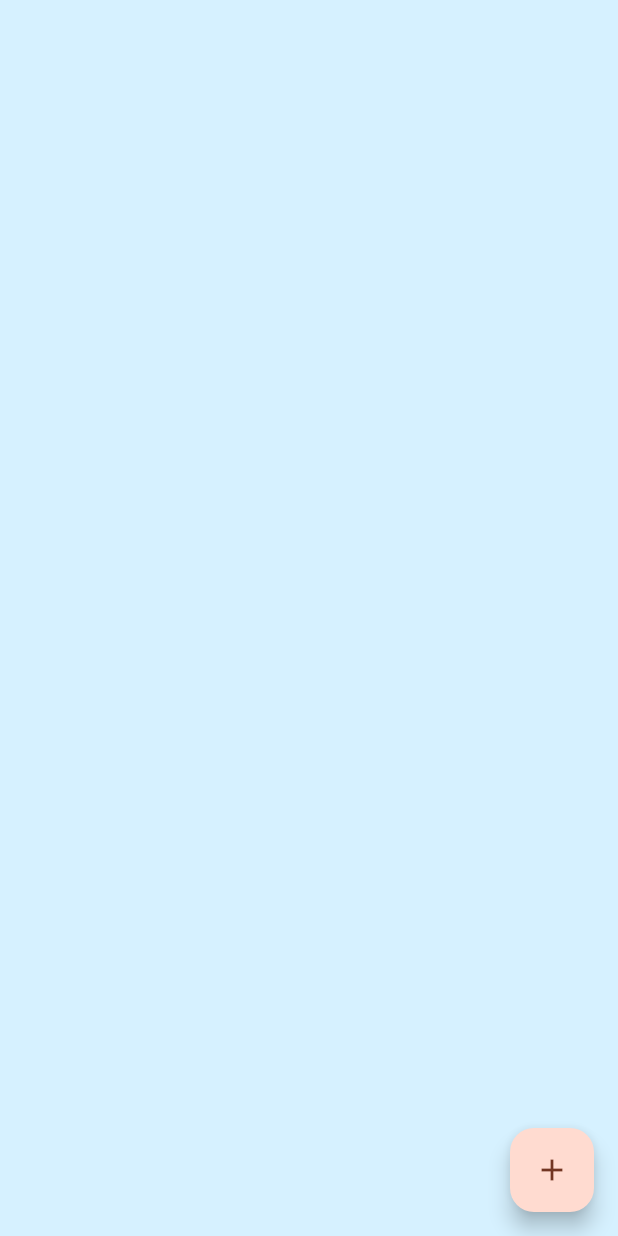
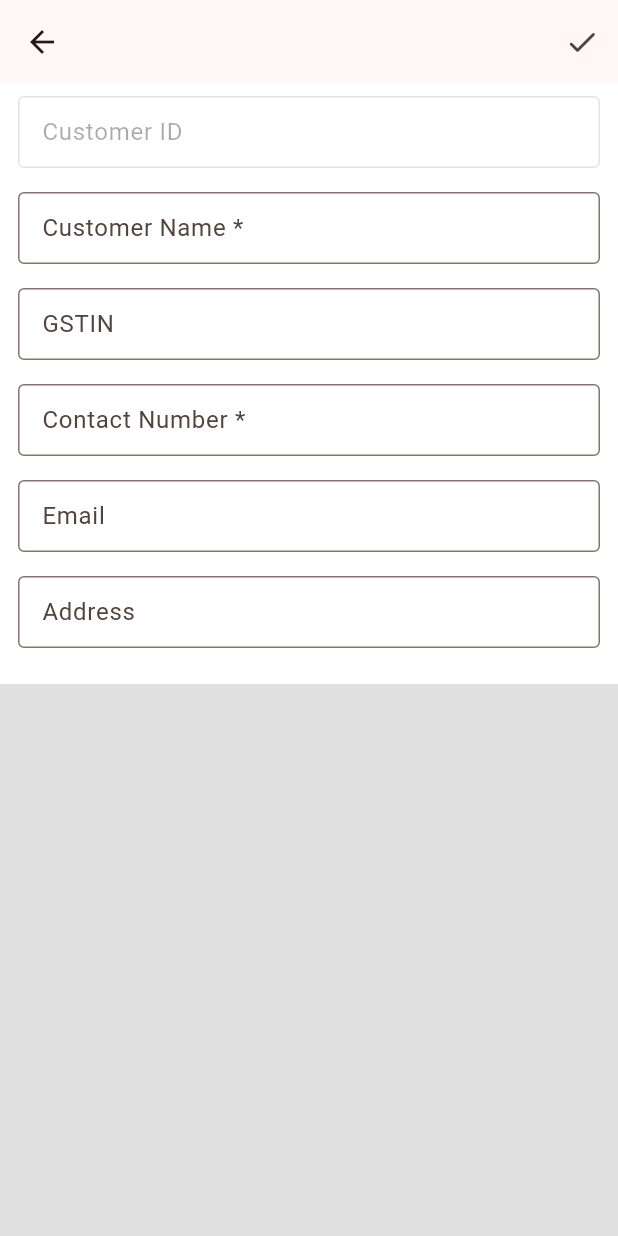
Before and after one commit to xSaCh/invoice_generator, a Flutter app: the screen it shows after launch, after a tap on the "add" icon, on a phone screen of 412 x 824 dp. Run offline on Flutter 3.47's test engine with Material 3 defaults, Android fonts, the phone set to English and light mode, and no system bars; drawn by our look-alikes of flutter_typeahead; our stand-ins replace bloc, flutter_bloc, hive, hive_flutter, permission_handler; accounts and stored records are empty.

Commit message:
Add customer page support

```diff
--- a/lib/core/_models/customer.dart
+++ b/lib/core/_models/customer.dart
@@ -9,15 +9,17 @@ class Customer extends HiveObject {
   @HiveField(0)
   String name;
   @HiveField(1)
-  final String address;
+  String address;
   @HiveField(2)
-  final String phone;
+  String phone;
   @HiveField(3)
-  final String email;
+  String email;
   @HiveField(4)
-  final String gstin;
+  String gstin;
   @HiveField(5)
   BankInfo? bankInfo;
 
   Customer(this.name, this.address, this.phone, this.email, this.gstin, {this.bankInfo});
+
+  Customer.empty() : this("", "", "", "", "");
 }
--- /dev/null
+++ b/lib/data/repositories/customer_repository.dart
@@ -0,0 +1,33 @@
+/*
+  getCustomers
+  getCustomer
+  addCustomer
+  removeCustomer
+  updateCustomer
+ */
+
+import 'package:hive/hive.dart';
+import 'package:invoice_bloc/core/_models/customer.dart';
+
+class CustomerRepository {
+  late Box<Customer> box;
+
+  CustomerRepository() {
+    box = Hive.box<Customer>('customers');
+  }
+  List<Customer> getCustomers() {
+    return box.values.toList().cast<Customer>();
+  }
+
+  Customer? getCustomer(int key) {
+    return box.get(key);
+  }
+
+  void addCustomer(Customer cst) {
+    box.add(cst);
+  }
+
+  void removeCustomer(int key) {
+    box.delete(key);
+  }
+}
--- /dev/null
+++ b/lib/view/customer_page.dart
@@ -0,0 +1,190 @@
+// ignore_for_file: prefer_const_constructors, prefer_const_literals_to_create_immutables
+
+import 'dart:developer';
+
+import 'package:flutter/material.dart';
+import 'package:flutter_bloc/flutter_bloc.dart';
+import 'package:flutter_typeahead/flutter_typeahead.dart';
+import 'package:invoice_bloc/bloc/Customer/customer_bloc.dart';
+import 'package:invoice_bloc/core/_models/customer.dart';
+import 'package:invoice_bloc/global.dart';
+
+class CustomerPage extends StatefulWidget {
+  const CustomerPage({super.key});
+
+  @override
+  State<CustomerPage> createState() => _CustomerPageState();
+}
+
+class _CustomerPageState extends State<CustomerPage> {
+  late CustomerBloc bloc;
+
+  var idTxtCnt = TextEditingController();
+  var custTxtCnt = TextEditingController();
+  var gstTxtCnt = TextEditingController();
+  var noTxtCnt = TextEditingController();
+  var emailTxtCnt = TextEditingController();
+  var addrTxtCnt = TextEditingController();
+
+  @override
+  void initState() {
+    super.initState();
+    bloc = BlocProvider.of<CustomerBloc>(context);
+  }
+
+  @override
+  Widget build(BuildContext context) {
+    return Scaffold(
+      appBar: AppBar(
+        actions: [
+          IconButton(
+              onPressed: () {
+                // var oldCst = Db.ins().getCustomer(int.parse(idTxtCnt.text));
+                // // if(oldCst != null && oldCst.name == custTxtCnt.)
+
+                // // if (oldCst! == Customer.ex) {}
+                // var newCst = Customer(
+                //     name: custTxtCnt.text,
+                //     gstin: gstTxtCnt.text,
+                //     phone: noTxtCnt.text,
+                //     email: emailTxtCnt.text,
+                //     address: addrTxtCnt.text);
+                bloc.add(CustomerUpdateValue(
+                    address: addrTxtCnt.text,
+                    email: emailTxtCnt.text,
+                    gstin: gstTxtCnt.text,
+                    name: custTxtCnt.text,
+                    phone: noTxtCnt.text));
+                Navigator.of(context).pop(bloc.customer);
+                // inspect(newCst);
+              },
+              icon: Icon(Icons.check_rounded))
+        ],
+      ),
+      backgroundColor: Colors.grey.shade300,
+      body: BlocConsumer<CustomerBloc, CustomerState>(
+        listenWhen: (previous, current) => current is CustomerUpdated,
+        buildWhen: (previous, current) => current is CustomerUpdated,
+        listener: (context, state) {
+          idTxtCnt.text = "${bloc.customer.key}";
+          custTxtCnt.text = bloc.customer.name;
+          addrTxtCnt.text = bloc.customer.address;
+          emailTxtCnt.text = bloc.customer.email;
+          gstTxtCnt.text = bloc.customer.gstin;
+          noTxtCnt.text = bloc.customer.phone;
+        },
+        builder: (context, state) {
+          return SingleChildScrollView(
+              child: Column(
+            children: [
+              Container(
+                  padding: EdgeInsets.symmetric(vertical: 8, horizontal: 12),
+                  color: Colors.white,
+                  child: Column(
+                    children: [
+                      TextFormField(
+                        controller: idTxtCnt,
+                        enabled: false,
+                        decoration: InputDecoration(
+                            border: OutlineInputBorder(),
+                            contentPadding:
+                                EdgeInsets.symmetric(vertical: 2, horizontal: 12),
+                            labelText: "Customer ID"),
+                      ),
+                      SizedBox(height: 16),
+                      _suggestionCstTxtField(),
+                      // TextFormField(
+                      //   controller: custTxtCnt,
+                      //   decoration: InputDecoration(
+                      //       border: OutlineInputBorder(),
+                      //       contentPadding: EdgeInsets.symmetric(vertical: 2, horizontal: 12),
+                      //       labelText: "Customer Name *"),
+                      // ),
+                      SizedBox(height: 16),
+                      TextFormField(
+                        controller: gstTxtCnt,
+                        decoration: InputDecoration(
+                            border: OutlineInputBorder(),
+                            contentPadding:
+                                EdgeInsets.symmetric(vertical: 2, horizontal: 12),
+                            labelText: "GSTIN"),
+                      ),
+                      SizedBox(height: 16),
+                      TextFormField(
+                        controller: noTxtCnt,
+                        keyboardType: TextInputType.phone,
+                        decoration: InputDecoration(
+                            border: OutlineInputBorder(),
+                            contentPadding:
+                                EdgeInsets.symmetric(vertical: 2, horizontal: 12),
+                            labelText: "Contact Number *"),
+                      ),
+                      SizedBox(height: 16),
+                      TextFormField(
+                        controller: emailTxtCnt,
+                        keyboardType: TextInputType.emailAddress,
+                        decoration: InputDecoration(
+                            border: OutlineInputBorder(),
+                            contentPadding:
+                                EdgeInsets.symmetric(vertical: 2, horizontal: 12),
+                            labelText: "Email"),
+                      ),
+                      SizedBox(height: 16),
+                      TextFormField(
+                        controller: addrTxtCnt,
+                        maxLines: 5,
+                        minLines: 1,
+                        decoration: InputDecoration(
+                            border: OutlineInputBorder(),
+                            contentPadding:
+                                EdgeInsets.symmetric(vertical: 2, horizontal: 12),
+                            labelText: "Address"),
+                      ),
+                      SizedBox(height: 16),
+                    ],
+                  ))
+            ],
+          ));
+        },
+      ),
+    );
+  }
+
+  Widget _suggestionCstTxtField() {
+    final customers = Global.ins().customerRepository.getCustomers();
+    return TypeAheadField<Customer>(
+      controller: custTxtCnt,
+      suggestionsCallback: (search) {
+        var iter = customers.where((c) => c.name.toLowerCase().contains(search));
+        return iter.toList();
+      },
+      builder: (context, controller, focusNode) {
+        return TextFormField(
+          controller: controller,
+          focusNode: focusNode,
+          decoration: InputDecoration(
+              border: OutlineInputBorder(),
+              contentPadding: EdgeInsets.symmetric(vertical: 2, horizontal: 12),
+              labelText: "Customer Name *"),
+        );
+      },
+      itemBuilder: (context, customer) {
+        return ListTile(
+          title: Text(customer.name),
+          subtitle: Text(customer.phone),
+        );
+      },
+      onSelected: (customer) {
+        //TODO: Return selected Customer
+        // setState(() {
+        //   custTxtCnt.text = customer.name;
+        //   gstTxtCnt.text = customer.gstin;
+        //   noTxtCnt.text = customer.phone;
+        //   emailTxtCnt.text = customer.email;
+        //   addrTxtCnt.text = customer.address;
+        // });
+        bloc.add(CustomerChangeCustomer(customer));
+      },
+    );
+  }
+}
--- a/lib/view/home_page.dart
+++ b/lib/view/home_page.dart
@@ -1,14 +1,18 @@
 import 'package:flutter/material.dart';
 import 'package:flutter_bloc/flutter_bloc.dart';
 import 'package:intl/intl.dart';
+import 'package:invoice_bloc/bloc/Customer/customer_bloc.dart';
 import 'package:invoice_bloc/bloc/Home/home_bloc.dart';
 import 'package:invoice_bloc/bloc/Invoice/invoice_bloc.dart';
+import 'package:invoice_bloc/core/_models/customer.dart';
+import 'package:invoice_bloc/core/_models/item.dart';
 // import 'package:invoice_bloc/db/db.dart';
 import 'package:invoice_bloc/core/invoice_helper.dart';
 // import 'package:share_plus/share_plus.dart';
 
 // import 'package:invoice_bloc/invoice_pdf.dart';
 import 'package:invoice_bloc/core/_models/invoice.dart';
+import 'package:invoice_bloc/view/customer_page.dart';
 import 'package:invoice_bloc/view/invoice_detail_page.dart';
 // import 'package:invoice_bloc/core/_models/user.dart';
 // import 'package:invoice_bloc/pages/customer_page.dart';
@@ -38,18 +42,29 @@ class _HomePageState extends State<HomePage> {
         floatingActionButton: FloatingActionButton(
             onPressed: () async {
               // // Customer
-              // Customer? newCst = await Navigator.of(context).push(
-              //     MaterialPageRoute(builder: (BuildContext ctx) => const CustomerPage()));
-              // if (newCst == null) return;
+              Customer? newCst = await Navigator.of(context).push(MaterialPageRoute(
+                  builder: (ctx) => BlocProvider(
+                      create: (bctx) => CustomerBloc(customer: Customer.empty()),
+                      child: const CustomerPage())));
 
-              // if (db.getCustomer(newCst.cId) == null) db.addCustomer(newCst);
+              if (newCst == null) return;
+              if (!newCst.isInBox) bloc.add(HomeAddCustomer(newCst));
 
-              // var newInv = db.newInvoice(newCst);
+              var lastInvNo = bloc.invoiceRepo.getInvoices().last.invoiceNo;
 
-              // Invoice? updatedInv = await Navigator.of(context).push(MaterialPageRoute(
-              //     builder: (BuildContext ctx) => InvoiceDetailPage(newInv)));
+              Invoice? newInvoice = await Navigator.of(context).push(MaterialPageRoute(
+                  builder: (ctx) => BlocProvider(
+                      create: (bctx) => InvoiceBloc(
+                          invoice: Invoice(
+                              "${lastInvNo.substring(0, lastInvNo.length - 3)}${(int.parse(lastInvNo.substring(lastInvNo.length - 3)) + 1).toString().padLeft(3, '0')}",
+                              DateTime.now(),
+                              0,
+                              newCst,
+                              [].cast<Item>())),
+                      child: const InvoiceDetailPage())));
 
-              // if (updatedInv != null) setState(() => db.addInvoice(updatedInv));
+              if (newInvoice != null) bloc.add(HomeAddInvoice(newInvoice));
+              bloc.add(HomeGetInvoices());
             },
             child: const Icon(Icons.add)),
         body: BlocBuilder<HomeBloc, HomeState>(
@@ -77,16 +92,7 @@ class _HomePageState extends State<HomePage> {
                                           create: (bctx) =>
                                               InvoiceBloc(invoice: state.invoices[i]),
                                           child: const InvoiceDetailPage())));
-                                  debugPrint("Something ");
                                   bloc.add(HomeGetInvoices());
-                                  // Invoice? newInv = await Navigator.of(context).push(
-                                  //     MaterialPageRoute(
-                                  //         builder: (BuildContext ctx) =>
-                                  //             InvoiceDetailPage(db.invoices[i])));
-
-                                  // if (newInv != null) {
-                                  //   setState(() => db.invoices[i] = newInv);
-                                  // }
                                 });
                           })
                     else
--- a/lib/view/invoice_detail_page.dart
+++ b/lib/view/invoice_detail_page.dart
@@ -11,6 +11,8 @@ import 'package:invoice_bloc/core/invoice_helper.dart';
 import 'package:invoice_bloc/core/_models/customer.dart';
 import 'package:invoice_bloc/core/_models/invoice.dart';
 import 'package:invoice_bloc/core/_models/item.dart';
+import 'package:invoice_bloc/data/sources/invoice_data_sources.dart';
+import 'package:invoice_bloc/global.dart';
 import 'package:invoice_bloc/view/item_page.dart';
 // import 'package:invoice_bloc/pages/item_page.dart';
 
@@ -475,7 +477,8 @@ class _InvoiceDetailPageState extends State<InvoiceDetailPage> {
 
   Widget _suggestionCstTxtField() {
     // final customers = Db.ins().customers;
-    final customers = [].cast<Customer>();
+    final customers = Global.ins().customerRepository.getCustomers();
+
     return TypeAheadField<Customer>(
       suggestionsCallback: (search) {
         var iter =
```
Also changed, not shown: lib/data/sources/invoice_data_sources.dart (+18 -230 lines).
